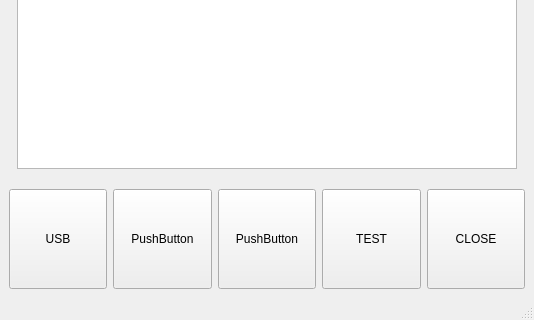
Before: the Qt Designer form src/core/kray.ui in KAARAY-KB/KRAY, drawn with Qt 5; both pictures show x 0 to 534 and y 159 to 479 of the 534 by 479 pixel window.
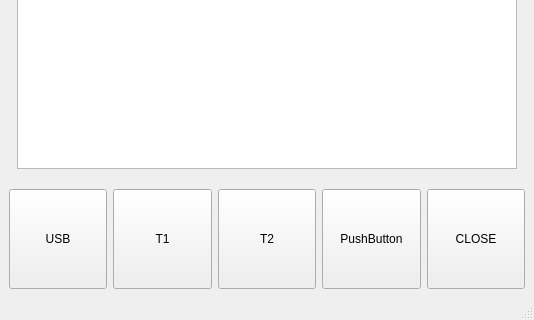
After: the same form once the commit is applied.

What changed in the file:
```diff
--- a/src/core/kray.ui
+++ b/src/core/kray.ui
@@ -90,6 +90,32 @@
           </property>
          </widget>
         </item>
+        <item>
+         <widget class="QPushButton" name="btn_t1">
+          <property name="minimumSize">
+           <size>
+            <width>0</width>
+            <height>100</height>
+           </size>
+          </property>
+          <property name="text">
+           <string>T1</string>
+          </property>
+         </widget>
+        </item>
+        <item>
+         <widget class="QPushButton" name="btn_t2">
+          <property name="minimumSize">
+           <size>
+            <width>0</width>
+            <height>100</height>
+           </size>
+          </property>
+          <property name="text">
+           <string>T2</string>
+          </property>
+         </widget>
+        </item>
         <item>
          <widget class="QPushButton" name="pushButton">
           <property name="minimumSize">
@@ -103,32 +129,6 @@
           </property>
          </widget>
         </item>
-        <item>
-         <widget class="QPushButton" name="pushButton_2">
-          <property name="minimumSize">
-           <size>
-            <width>0</width>
-            <height>100</height>
-           </size>
-          </property>
-          <property name="text">
-           <string>PushButton</string>
-          </property>
-         </widget>
-        </item>
-        <item>
-         <widget class="QPushButton" name="btn_test">
-          <property name="minimumSize">
-           <size>
-            <width>0</width>
-            <height>100</height>
-           </size>
-          </property>
-          <property name="text">
-           <string>TEST</string>
-          </property>
-         </widget>
-        </item>
         <item>
          <widget class="QPushButton" name="btn_close">
           <property name="minimumSize">
```
